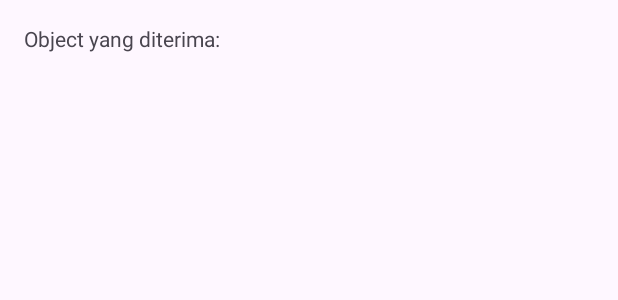
After one commit to aprxty3/basic_kotlin_apps, an Android app: the layout activity_move_with_object.xml on its own in the app's theme, with its tools: preview values and no code run, on a phone screen of 412 x 824 dp. The commit adds this screen. Shown: the top 300 px of the screen. Run offline under Robolectric (Android 15) with nearby library versions, the phone set to English and light mode, and no system bars.

Commit message:
move with object parcelable

```diff
--- a/app/build.gradle.kts
+++ b/app/build.gradle.kts
@@ -1,6 +1,7 @@
 plugins {
     id("com.android.application")
     id("org.jetbrains.kotlin.android")
+    id("kotlin-parcelize")
 }
 
 android {
--- a/app/src/main/AndroidManifest.xml
+++ b/app/src/main/AndroidManifest.xml
@@ -12,6 +12,9 @@
             android:supportsRtl="true"
             android:theme="@style/Theme.Basic_apps"
             tools:targetApi="31">
+        <activity
+                android:name=".MoveWithObject"
+                android:exported="false"/>
         <activity
                 android:name=".MoveWithData"
                 android:exported="false"/>
--- /dev/null
+++ b/app/src/main/res/layout/activity_move_with_object.xml
@@ -0,0 +1,17 @@
+<?xml version="1.0" encoding="utf-8"?>
+<RelativeLayout
+        xmlns:android="http://schemas.android.com/apk/res/android"
+        xmlns:tools="http://schemas.android.com/tools"
+        android:layout_width="match_parent"
+        android:layout_height="match_parent"
+        android:padding="16dp"
+>
+
+    <TextView
+            android:id="@+id/object_receive"
+            android:layout_width="match_parent"
+            android:layout_height="wrap_content"
+            android:text="@string/object_received"
+    />
+
+</RelativeLayout>
```
Also changed, not shown: app/src/main/java/com/example/basic_apps/MainActivity.kt (+16 -0 lines), app/src/main/java/com/example/basic_apps/MoveWithObject.kt (added, +33 -0 lines), app/src/main/java/com/example/basic_apps/Person.kt (added, +12 -0 lines), app/src/main/res/layout/activity_main.xml (+8 -0 lines).
